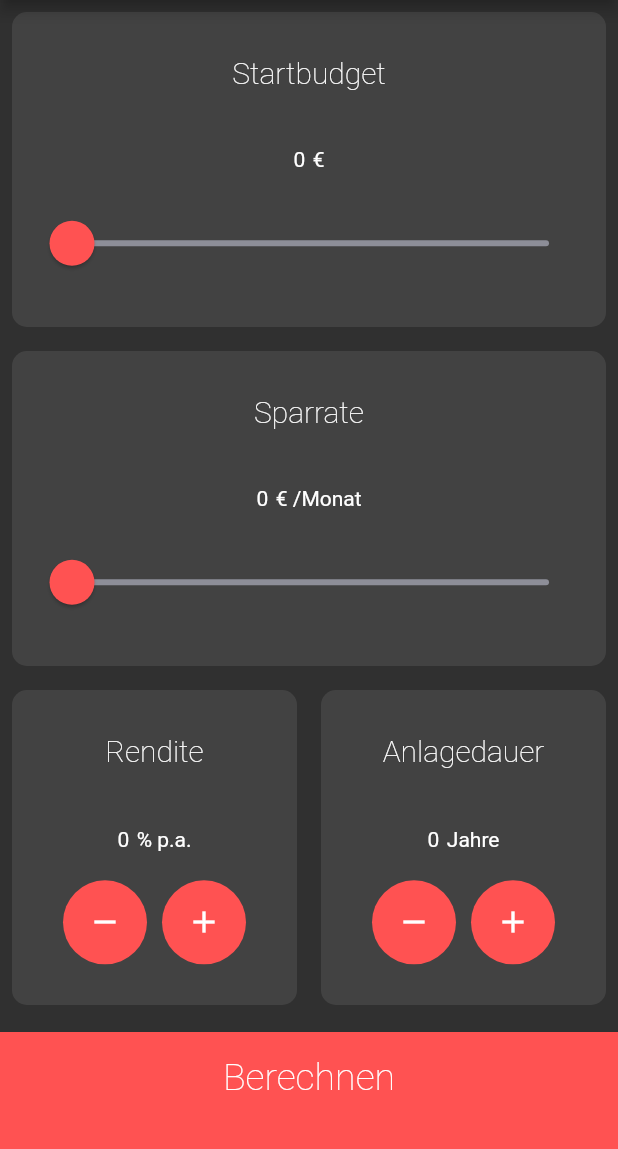
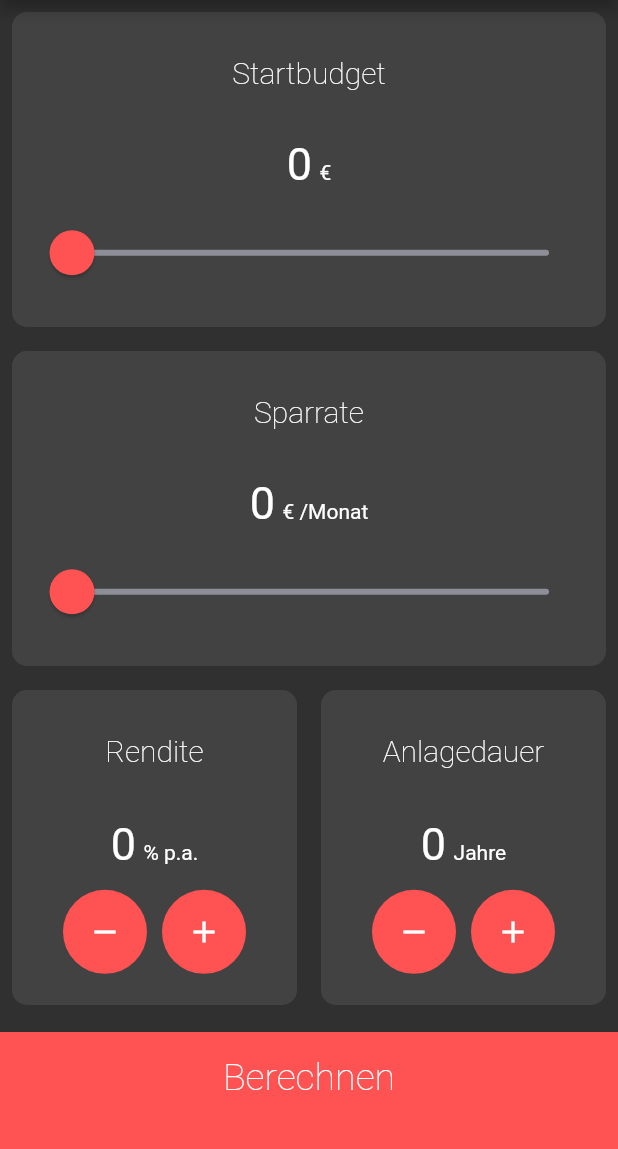
Before and after one commit to McMuellermilch/znsn, a Flutter app: the screen it shows after launch, on a phone screen of 412 x 824 dp, the part 84-1233 px from its top. Run offline on Flutter 3.47's test engine with Material 2 defaults, Android fonts, the phone set to English and light mode, and no system bars.

```diff
--- a/lib/homepage.dart
+++ b/lib/homepage.dart
@@ -38,7 +38,11 @@ class _HomepageState extends State<Homepage> {
               cardChild: Column(
                 mainAxisAlignment: MainAxisAlignment.spaceEvenly,
                 children: <Widget>[
-                  SimpleText(numberValue: budget, text: '€'),
+                  SimpleText(
+                    numberValue: budget,
+                    text: '€',
+                    style: kNumberValueTextStyle,
+                  ),
                   SliderTheme(
                     data: SliderTheme.of(context).copyWith(
                       inactiveTrackColor: Color(0xFF8D8E98),
@@ -72,7 +76,11 @@ class _HomepageState extends State<Homepage> {
               cardChild: Column(
                 mainAxisAlignment: MainAxisAlignment.spaceEvenly,
                 children: <Widget>[
-                  SimpleText(numberValue: rate, text: '€ /Monat'),
+                  SimpleText(
+                    numberValue: rate,
+                    text: '€ /Monat',
+                    style: kNumberValueTextStyle,
+                  ),
                   SliderTheme(
                     data: SliderTheme.of(context).copyWith(
                       inactiveTrackColor: Color(0xFF8D8E98),
@@ -110,7 +118,11 @@ class _HomepageState extends State<Homepage> {
                     cardChild: Column(
                       mainAxisAlignment: MainAxisAlignment.spaceEvenly,
                       children: <Widget>[
-                        SimpleText(numberValue: yield, text: '% p.a.'),
+                        SimpleText(
+                          numberValue: yield,
+                          text: '% p.a.',
+                          style: kNumberValueTextStyle,
+                        ),
                         Row(
                           mainAxisAlignment: MainAxisAlignment.center,
                           children: <Widget>[
@@ -149,7 +161,11 @@ class _HomepageState extends State<Homepage> {
                     cardChild: Column(
                       mainAxisAlignment: MainAxisAlignment.spaceEvenly,
                       children: <Widget>[
-                        SimpleText(numberValue: years, text: 'Jahre'),
+                        SimpleText(
+                          numberValue: years,
+                          text: 'Jahre',
+                          style: kNumberValueTextStyle,
+                        ),
                         Row(
                           mainAxisAlignment: MainAxisAlignment.center,
                           children: <Widget>[
```
